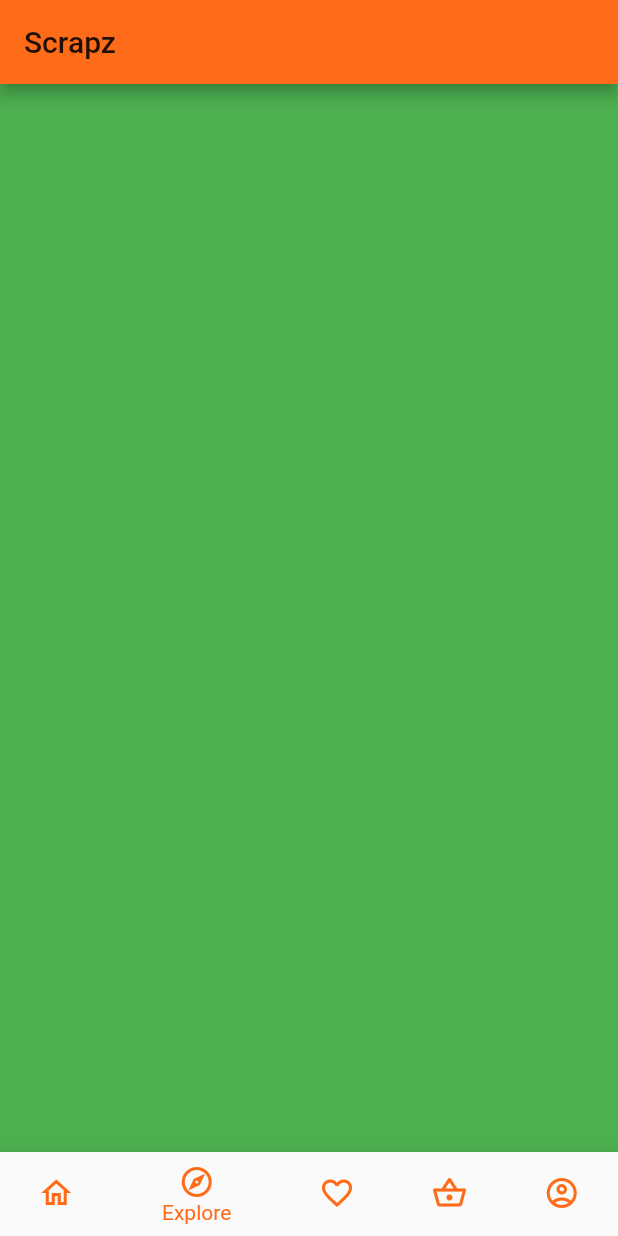
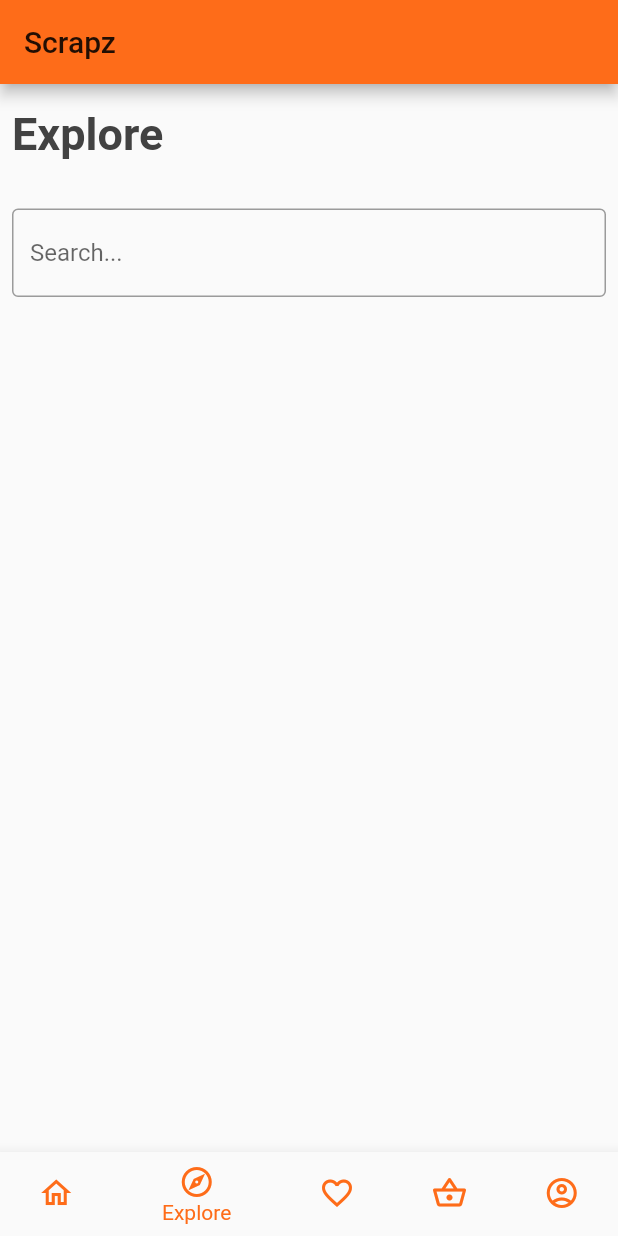
Before and after one commit to patsalcedo/Scrapz, a Flutter app: the screen it shows after launch, item 2 of the bottom bar chosen, on a phone screen of 412 x 824 dp. Run offline on Flutter 3.47's test engine with Material 2 defaults, Android fonts, the phone set to English and light mode, and no system bars; our stand-ins replace fluttertoast, google_fonts, toggle_switch.

Commit message:
Added a explore page and shopping list page

```diff
--- /dev/null
+++ b/lib/explore_page.dart
@@ -0,0 +1,35 @@
+import 'package:flutter/cupertino.dart';
+import 'package:flutter/material.dart';
+
+class ExplorePage extends StatefulWidget {
+  @override
+  _ExplorePageState createState() => _ExplorePageState();
+}
+
+class _ExplorePageState extends State<ExplorePage> {
+  @override
+  Widget build(BuildContext context) {
+    return Column(
+      crossAxisAlignment: CrossAxisAlignment.start,
+      children: <Widget>[
+        Padding(
+          padding: EdgeInsets.symmetric(horizontal: 8, vertical: 16),
+          child: Text('Explore',
+              style: TextStyle(
+                  color: Colors.grey[800],
+                  fontWeight: FontWeight.bold,
+                  fontSize: 30)),
+        ),
+        Padding(
+          padding: EdgeInsets.symmetric(horizontal: 8, vertical: 16),
+          child: TextField(
+            decoration: InputDecoration(
+              border: OutlineInputBorder(),
+              hintText: 'Search...',
+            ),
+          ),
+        ),
+      ],
+    );
+  }
+}
--- a/lib/home.dart
+++ b/lib/home.dart
@@ -1,4 +1,6 @@
 import 'package:flutter/material.dart';
+import 'package:scrapz/explore_page.dart';
+import 'package:scrapz/shopping_list.dart';
 import 'package:scrapz/themes/scrapz_theme.dart';
 import 'match_maker_homepage.dart';
 
@@ -17,10 +19,10 @@ class _HomeState extends State<Home> {
     // TODO: Replace with homepage
     Container(color: Colors.purple),
     // TODO: Replace with Search/explore screen
-    Container(color: Colors.green),
+    ExplorePage(),
     const MatchMakerHomepage(title: 'Match Maker'),
     // TODO: Replace with Grocery List Screen
-    Container(color: Colors.blue),
+    ShoppingList(),
     // TODO: Replace with Profile Screen
     Container(color: Colors.yellow)
   ];
--- a/lib/match_maker_homepage.dart
+++ b/lib/match_maker_homepage.dart
@@ -23,11 +23,6 @@ class _MatchMakerHomepage extends State<MatchMakerHomepage> {
   Widget build(BuildContext context) {
 
     return Scaffold(
-      appBar: AppBar(
-        title: Text(
-          widget.title,
-        ),
-      ),
       body: Center(
         child: Column(
           mainAxisAlignment: MainAxisAlignment.center,
--- a/pubspec.yaml
+++ b/pubspec.yaml
@@ -30,6 +30,7 @@ dependencies:
   flutter:
     sdk: flutter
   google_fonts: ^2.1.0
+  toggle_switch: ^1.3.0
 
 
   # The following adds the Cupertino Icons font to your application.
```
Also changed, not shown: lib/shopping_list.dart (added, +83 -0 lines), pubspec.lock.
